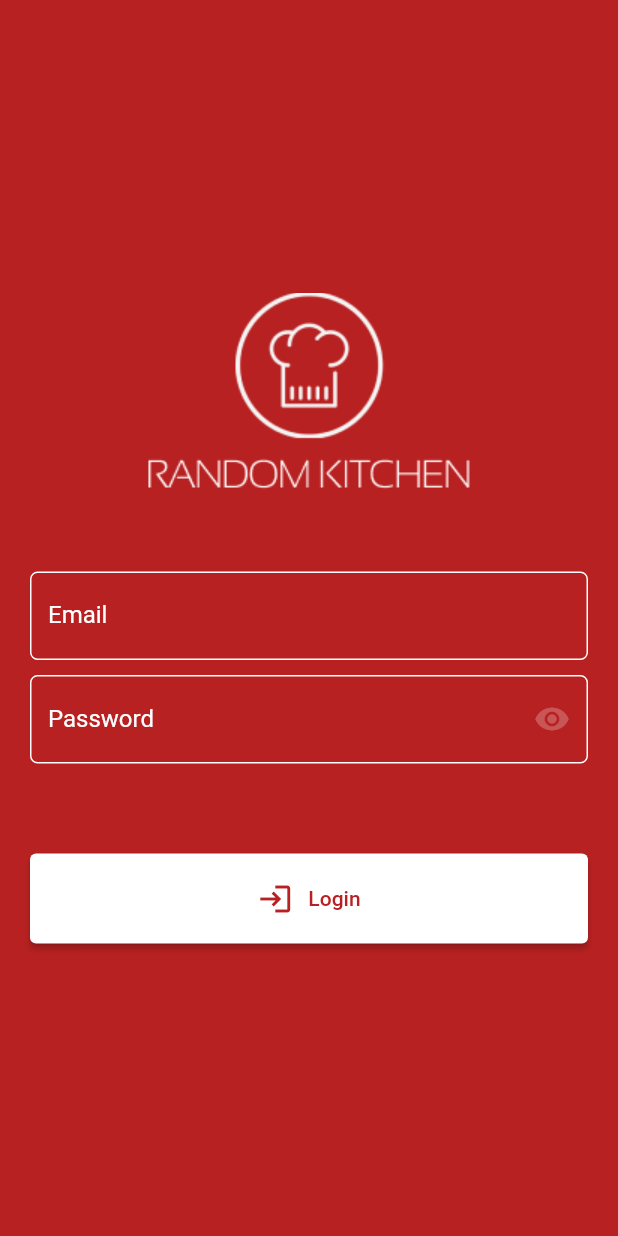
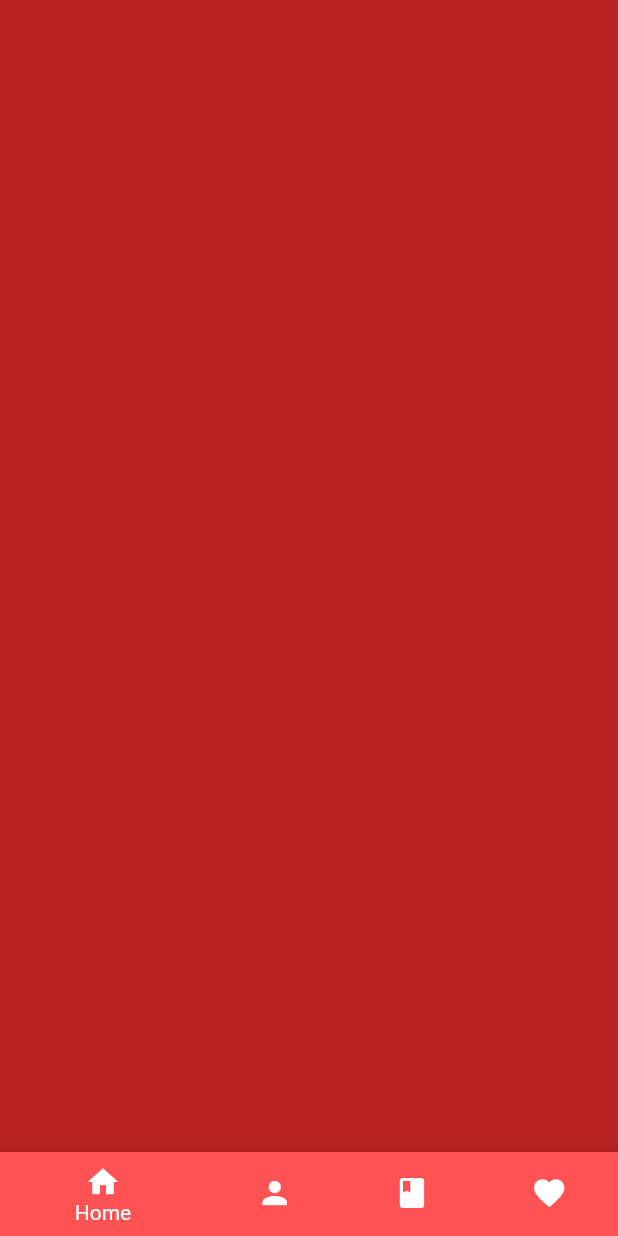
Before and after one commit to edsonsilvajr/projetoMOBILE, a Flutter app: the screen it shows after launch, on a phone screen of 412 x 824 dp. Run offline on Flutter 3.47's test engine with Material 2 defaults, Android fonts, the phone set to English and light mode, and no system bars; our stand-ins replace email_validator.

Commit message:
adicionando cadastro, home e tela inial

```diff
--- a/lib/main.dart
+++ b/lib/main.dart
@@ -1,6 +1,9 @@
 import 'package:flutter/material.dart';
+import 'package:projeto_mobile/pages/receitas.dart';
+//import 'package:projeto_mobile/pages/cadastro.dart';
+//import 'package:projeto_mobile/pages/home.dart';
+//import 'pages/login.dart';
 
-import 'pages/login.dart';
 
 void main() {
   runApp(MyApp());
@@ -11,7 +14,7 @@ class MyApp extends StatelessWidget {
   Widget build(BuildContext context) {
     return MaterialApp(
       debugShowCheckedModeBanner: false,
-      home: Login(),
+      home: Receitas(),
     );
   }
 }
--- /dev/null
+++ b/lib/pages/receitas.dart
@@ -0,0 +1,50 @@
+import 'package:flutter/material.dart';
+
+class Receitas extends StatefulWidget {
+  Receitas({Key key}) : super(key: key);
+
+  @override
+  _ReceitasState createState() => _ReceitasState();
+}
+
+class _ReceitasState extends State<Receitas> {
+  int index = 0;
+
+  @override
+  Widget build(BuildContext context) {
+    return Scaffold(
+      backgroundColor: Color(0xFFB82121),
+      bottomNavigationBar: BottomNavigationBar(
+        onTap: (value) {
+          setState(() {
+            index = value;
+          });
+        },
+        fixedColor: Colors.white,
+        currentIndex: index, // this will be set when a new tab is tapped
+        items: [
+          BottomNavigationBarItem(
+            backgroundColor: Color(0xFFFF5353),
+            icon: new Icon(Icons.home),
+            label: 'Home',
+          ),
+          BottomNavigationBarItem(
+            backgroundColor: Color(0xFFFF5353),
+            icon: new Icon(Icons.person),
+            label: 'Perfil',
+          ),
+          BottomNavigationBarItem(
+            backgroundColor: Color(0xFFFF5353),
+            icon: new Icon(Icons.book),
+            label: 'Receitas',
+          ),
+          BottomNavigationBarItem(
+            backgroundColor: Color(0xFFFF5353),
+            icon: Icon(Icons.favorite),
+            label: 'Favorito',
+          )
+        ],
+      ),
+    );
+  }
+}
--- a/lib/widgets/input.dart
+++ b/lib/widgets/input.dart
@@ -29,7 +29,7 @@ class _InputState extends State<Input> {
     return Container(
       margin: EdgeInsets.only(bottom: 10),
       child: TextFormField(
-        onSaved: widget.onSave,
+        onChanged: widget.onSave,
         autovalidateMode: widget.validationCallback != null
             ? AutovalidateMode.onUserInteraction
             : null,
--- a/pubspec.yaml
+++ b/pubspec.yaml
@@ -3,7 +3,7 @@ description: A new Flutter project.
 
 # The following line prevents the package from being accidentally published to
 # pub.dev using `pub publish`. This is preferred for private packages.
-publish_to: 'none' # Remove this line if you wish to publish to pub.dev
+publish_to: "none" # Remove this line if you wish to publish to pub.dev
 
 # The following defines the version and build number for your application.
 # A version number is three numbers separated by dots, like 1.2.43
@@ -18,12 +18,12 @@ publish_to: 'none' # Remove this line if you wish to publish to pub.dev
 version: 1.0.0+1
 
 environment:
-  sdk: '>=2.7.0 <3.0.0'
+  sdk: ">=2.7.0 <3.0.0"
 
 dependencies:
   flutter:
     sdk: flutter
-  email_validator: '^1.0.6'
+  email_validator: "^1.0.6"
 
   # The following adds the Cupertino Icons font to your application.
   # Use with the CupertinoIcons class for iOS style icons.
```
Also changed, not shown: lib/pages/cadastro.dart (added, +130 -0 lines), lib/pages/home.dart (added, +59 -0 lines).
